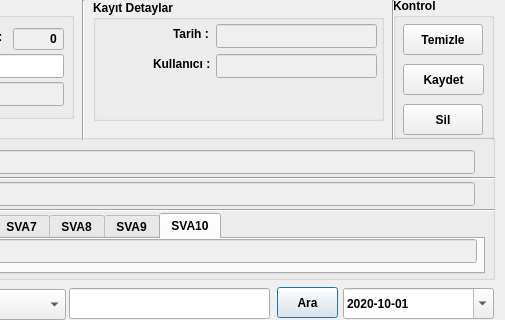
Qt form QT_file/reciepe.ui (yavuzbektas/transformator_calc) before a commit; both pictures show x 457 to 962 and y 0 to 320 of the 962 by 549 pixel window.
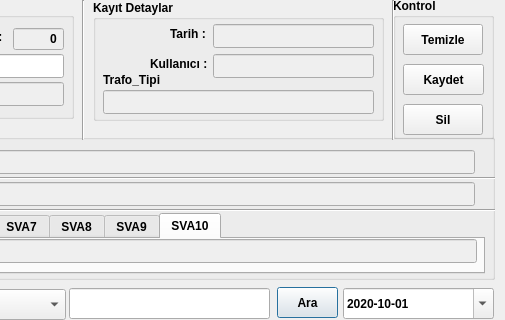
The same form after that commit. Icons and pictures are not drawn.

The edit to the form file:
```diff
--- a/QT_file/reciepe.ui
+++ b/QT_file/reciepe.ui
@@ -1097,7 +1097,7 @@
    <widget class="QLabel" name="label_9">
     <property name="geometry">
      <rect>
-      <x>80</x>
+      <x>77</x>
       <y>24</y>
       <width>51</width>
       <height>20</height>
@@ -1113,7 +1113,7 @@
     </property>
     <property name="geometry">
      <rect>
-      <x>123</x>
+      <x>120</x>
       <y>24</y>
       <width>161</width>
       <height>24</height>
@@ -1133,7 +1133,7 @@
     </property>
     <property name="geometry">
      <rect>
-      <x>123</x>
+      <x>120</x>
       <y>54</y>
       <width>161</width>
       <height>24</height>
@@ -1143,7 +1143,7 @@
    <widget class="QLabel" name="label_10">
     <property name="geometry">
      <rect>
-      <x>60</x>
+      <x>57</x>
       <y>54</y>
       <width>91</width>
       <height>20</height>
@@ -1153,6 +1153,39 @@
      <string>Kullanıcı :</string>
     </property>
    </widget>
+   <widget class="QLabel" name="label_trafo_tipi">
+    <property name="geometry">
+     <rect>
+      <x>10</x>
+      <y>70</y>
+      <width>71</width>
+      <height>20</height>
+     </rect>
+    </property>
+    <property name="text">
+     <string>Trafo_Tipi</string>
+    </property>
+   </widget>
+   <widget class="QLineEdit" name="lineEdit_trafo_tipi">
+    <property name="enabled">
+     <bool>false</bool>
+    </property>
+    <property name="geometry">
+     <rect>
+      <x>10</x>
+      <y>90</y>
+      <width>271</width>
+      <height>24</height>
+     </rect>
+    </property>
+    <property name="font">
+     <font>
+      <pointsize>6</pointsize>
+      <weight>50</weight>
+      <bold>false</bold>
+     </font>
+    </property>
+   </widget>
   </widget>
   <widget class="Line" name="line_2">
    <property name="geometry">
```
